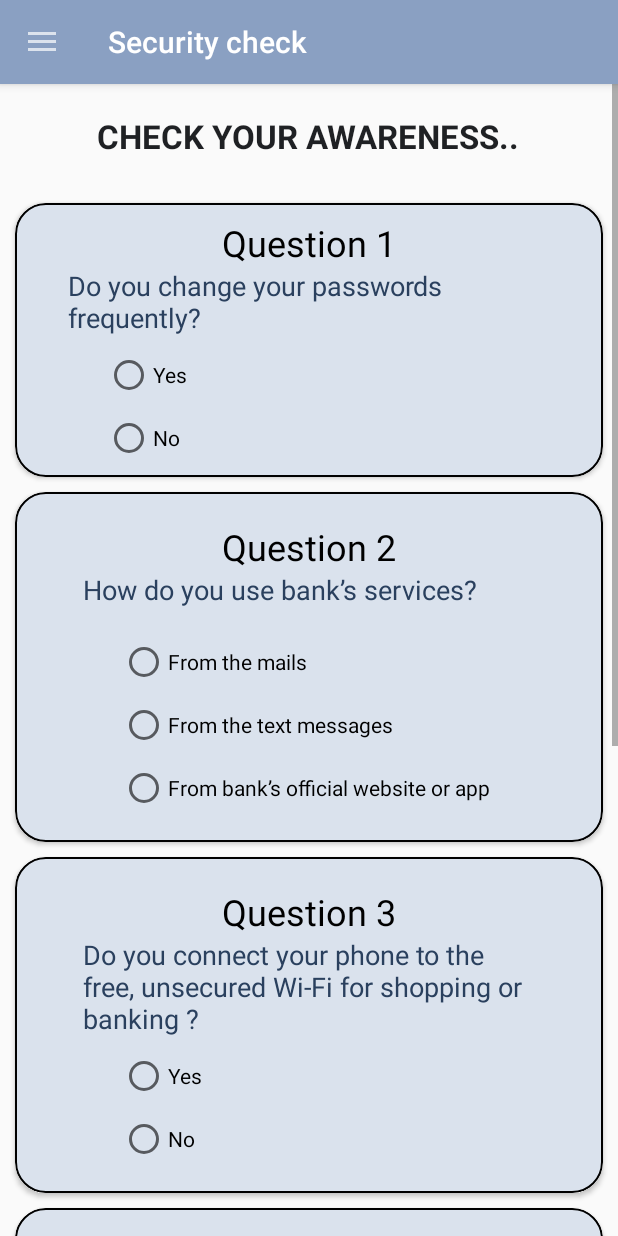
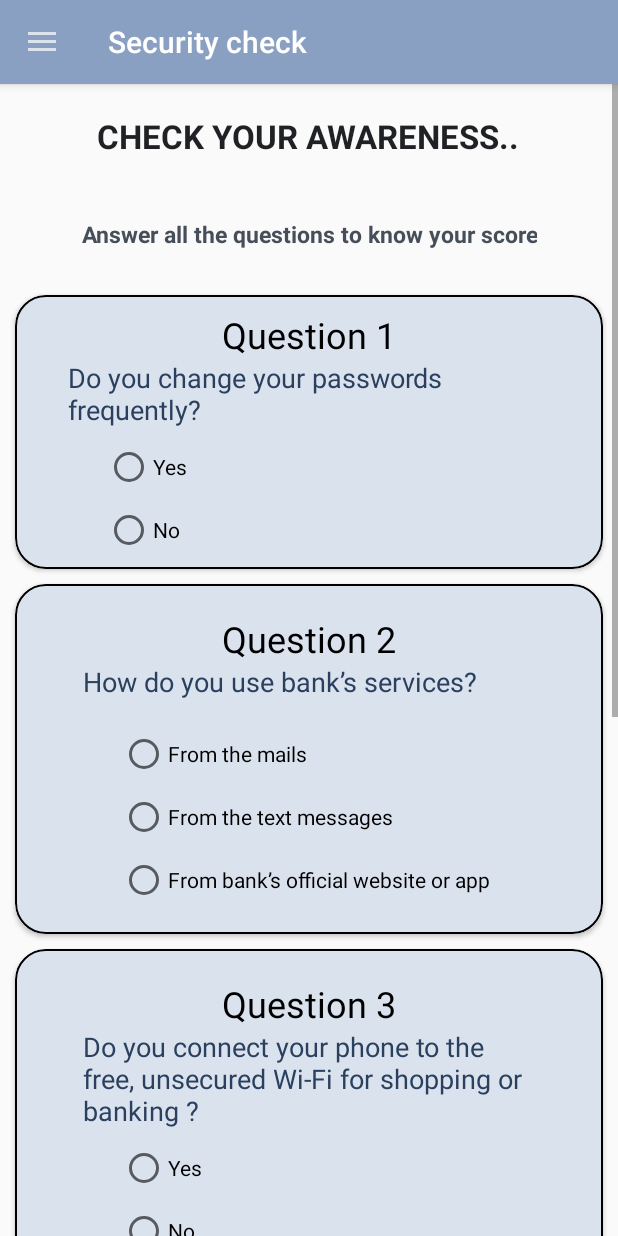
Before and after one commit to Pranavjain23/CyberSecurity, an Android app: the screen it shows after launch (MainActivity), after a tap on "SECURITY CHECK", on a phone screen of 412 x 824 dp. Run offline under Robolectric (Android 15) with nearby library versions, the phone set to English and light mode, and no system bars.

Commit message:
Language checked

```diff
--- a/app/src/main/res/layout/fragment_security_check.xml
+++ b/app/src/main/res/layout/fragment_security_check.xml
@@ -26,6 +26,18 @@
             android:textSize="22sp"
             android:padding="20dp"
             android:layout_centerHorizontal="true"/>
+        <TextView
+        android:id="@+id/top2"
+        android:layout_width="wrap_content"
+        android:layout_height="wrap_content"
+        android:textAlignment="center"
+        android:textColor="@color/colorPrimary"
+        android:textStyle="bold"
+        android:text="@string/all_five"
+        android:textSize="15sp"
+        android:padding="20dp"
+            android:layout_below="@+id/top"
+        android:layout_centerHorizontal="true"/>
 
         <androidx.cardview.widget.CardView
             android:id="@+id/cv1"
@@ -35,7 +47,7 @@
             android:layout_marginRight="10dp"
             android:layout_marginLeft="10dp"
             app:cardCornerRadius="20dp"
-            android:layout_below="@+id/top">
+            android:layout_below="@+id/top2">
             <RelativeLayout
                 android:layout_width="match_parent"
                 android:background="@drawable/securitycheckborder"
--- a/app/src/main/res/values/strings.xml
+++ b/app/src/main/res/values/strings.xml
@@ -248,6 +248,7 @@ CSAO is a brain child of Ms. Chandni Agarwal, senior IT faculty at Maharaja Agra
     <string name="languagetitle">Select Language</string>
     <string name="languagesidebar">Language</string>
 
+    <string name="all_five">Answer all the questions to know your score</string>
     <string name="msg1" >○ Good, keep changing your passwords frequently !</string>
     <string name="msg11">○ You should atleast change your passwords once each month.</string>
     <string name="msg2">is correct practice !</string>
```
Also changed, not shown: app/src/main/java/com/csao/cybersecurity/fragment/SecurityCheckFragment.kt (+10 -6 lines), 3 other files.
